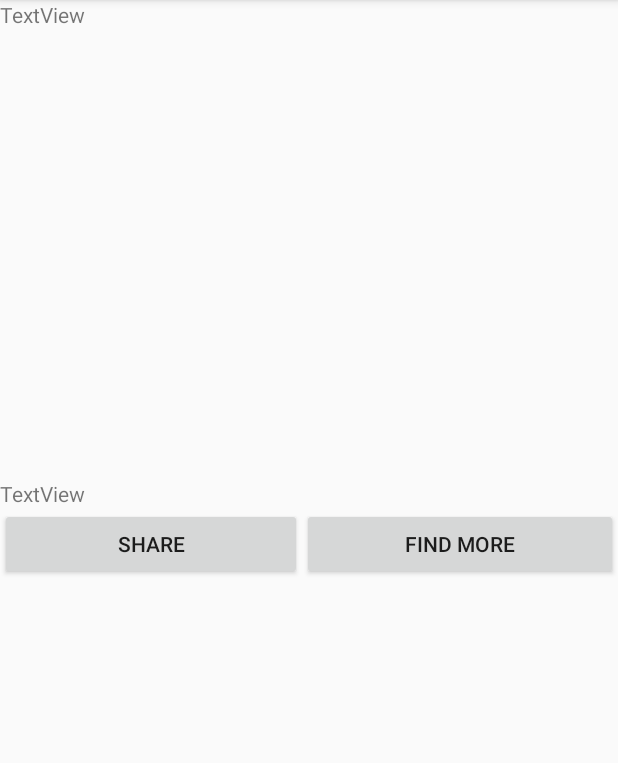
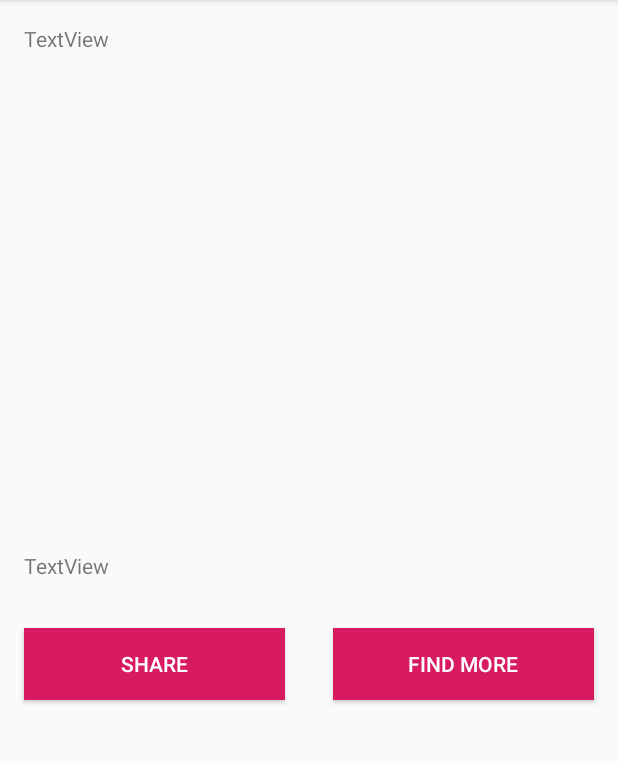
Before and after one commit to albertleal/android101, an Android app: the DetailActivity screen opened directly, with no data from a screen before it, on a phone screen of 412 x 824 dp, the part 84-847 px from its top. Run offline under Robolectric (Android 15) with nearby library versions, the phone set to English and light mode, and no system bars; our stand-ins replace Firebase (no records; nobody signed in at launch, a user with empty details on screens opened directly), Picasso.

Commit message:
Adding some styles and the Title parsing for the Assets

```diff
--- a/app/src/main/java/com/albertleal/gimbernat/models/AssetModel.java
+++ b/app/src/main/java/com/albertleal/gimbernat/models/AssetModel.java
@@ -4,12 +4,14 @@ public class AssetModel {
     public String id;
     public String url;
     public String description;
+    public String title;
     public int category;
 
-    public AssetModel(String id, String url, String description, int category) {
+    public AssetModel(String id, String url, String title, String description, int category) {
         this.id = id;
         this.url = url;
         this.description = description;
+        this.title = title;
         this.category = category;
     }
 }
--- a/app/src/main/java/com/albertleal/gimbernat/scenes/gallery/GalleryPresenter.java
+++ b/app/src/main/java/com/albertleal/gimbernat/scenes/gallery/GalleryPresenter.java
@@ -83,7 +83,7 @@ public class GalleryPresenter extends BaseAdapter implements IGalleryPresenter
         final AssetModel asset = getItem(position);
         //Setting the texts
         ((TextView) convertView.findViewById(R.id.description)).setText(asset.description);
-        ((TextView) convertView.findViewById(R.id.title)).setText(asset.id);
+        ((TextView) convertView.findViewById(R.id.title)).setText(asset.title);
 
         //Using Picasso to cache the image
         Picasso.get().load(asset.url).into((ImageView) convertView.findViewById(R.id.imageView));
--- a/app/src/main/res/layout/activity_detail.xml
+++ b/app/src/main/res/layout/activity_detail.xml
@@ -16,7 +16,8 @@
             android:id="@+id/detailTitleTextView"
             android:layout_width="match_parent"
             android:layout_height="wrap_content"
-            android:text="TextView" />
+            android:text="TextView"
+            android:layout_margin="16dp"/>
 
         <ImageView
             android:id="@+id/detailImageView"
@@ -28,7 +29,8 @@
             android:id="@+id/detailDescriptionTextView"
             android:layout_width="match_parent"
             android:layout_height="wrap_content"
-            android:text="TextView" />
+            android:text="TextView"
+            android:layout_margin="16dp"/>
 
         <LinearLayout
             android:layout_width="match_parent"
@@ -40,14 +42,20 @@
                 android:layout_width="wrap_content"
                 android:layout_height="wrap_content"
                 android:layout_weight="1"
-                android:text="@string/button_one" />
+                android:background="@color/colorAccent"
+                android:text="@string/button_one"
+                android:textColor="@color/white"
+                android:layout_margin="16dp"/>
 
             <Button
                 android:id="@+id/button2"
                 android:layout_width="wrap_content"
                 android:layout_height="wrap_content"
                 android:layout_weight="1"
-                android:text="@string/button_two" />
+                android:background="@color/colorAccent"
+                android:text="@string/button_two"
+                android:textColor="@color/white"
+                android:layout_margin="16dp"/>
         </LinearLayout>
 
     </LinearLayout>
--- a/app/src/main/res/layout/activity_gallery_item.xml
+++ b/app/src/main/res/layout/activity_gallery_item.xml
@@ -18,7 +18,8 @@
             android:text="@string/sample_short"
             android:textAlignment="center"
             android:textColor="@color/white"
-            android:textStyle="bold" />
+            android:textStyle="bold"
+            android:paddingHorizontal="8dp"/>
 
         <ImageView
             android:id="@+id/imageView"
@@ -37,7 +38,8 @@
             android:text="@string/sample_long"
             android:textAlignment="center"
             android:textColor="@color/white"
-            android:textSize="9dp" />
+            android:textSize="9dp"
+            android:paddingHorizontal="8dp"/>
     </LinearLayout>
 
 </FrameLayout>
--- a/app/src/main/res/layout/activity_terms.xml
+++ b/app/src/main/res/layout/activity_terms.xml
@@ -24,7 +24,7 @@
         app:layout_constraintEnd_toEndOf="parent"
         app:layout_constraintStart_toStartOf="parent"
         app:layout_constraintTop_toTopOf="parent"
-         />
+        tools:ignore="TextViewEdits" />
 
     <Button
         android:id="@+id/termsAcceptsButton"
@@ -36,7 +36,9 @@
         android:text="@string/accept"
         app:layout_constraintBottom_toBottomOf="parent"
         app:layout_constraintEnd_toEndOf="parent"
-        app:layout_constraintStart_toStartOf="parent" />
+        app:layout_constraintStart_toStartOf="parent"
+        android:background="@color/colorAccent"
+        android:textColor="@color/white"/>
 
 
     <ProgressBar
--- a/app/src/main/res/values/strings.xml
+++ b/app/src/main/res/values/strings.xml
@@ -1,6 +1,6 @@
 <resources>
     <string name="app_name">Gimbernat</string>
-    <string name="terms_and_conditions">this is a sample text  with multiple  line   that ends</string>
+    <string name="terms_and_conditions">this is a sample text\nwith multiple\nline\nthat ends</string>
     <string name="accept">Accept</string>
     <string name="sample_long">This is some long description example to simulate multiline</string>
     <string name="sample_short">SAMPLE</string>
```
Also changed, not shown: app/src/main/java/com/albertleal/gimbernat/datasources/AssetsDataSource.java (+6 -4 lines).
